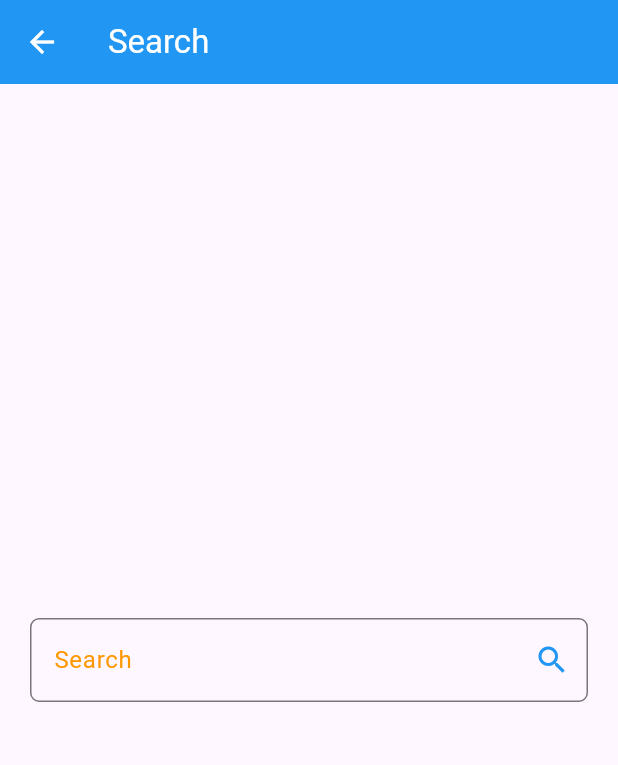
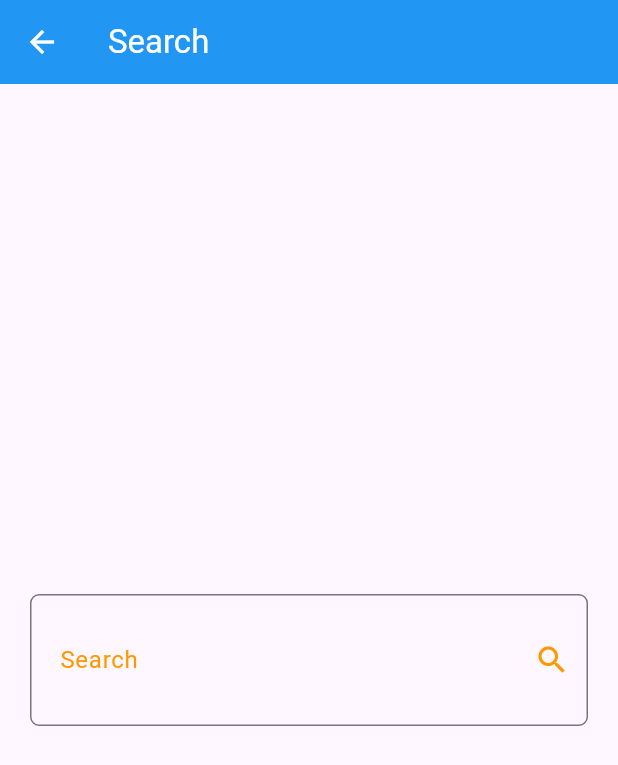
Before and after one commit to RanaAshraf20/weather_app, a Flutter app: the SearchView screen opened directly, on a phone screen of 412 x 824 dp. Shown: the top 765 px of the screen. Run offline on Flutter 3.47's test engine with Material 3 defaults, Android fonts, the phone set to English and light mode, and no system bars; our stand-ins replace dio.

Commit message:
add content padding and suffix icon color

```diff
--- a/lib/views/search_view.dart
+++ b/lib/views/search_view.dart
@@ -17,11 +17,14 @@ class SearchView extends StatelessWidget {
         padding: const EdgeInsets.symmetric(horizontal: 20.0),
         child: Center(
           child: TextInputField(
+              contentPadding:
+                  const EdgeInsets.symmetric(horizontal: 16, vertical: 32),
               label: 'Search',
               labelColor: Colors.orange,
               suffixIcon: Icons.search,
               hintText: 'Enter City Name',
-            focusedBorderColor: Colors.orange,
+              borderColor: Colors.orange,
+              suffixIconColor: Colors.orange ,
               borderRadius: 6,
               onSubmitted: (value) {
                 log(value);
```
Lines whose indentation alone changed are shown as unchanged.
